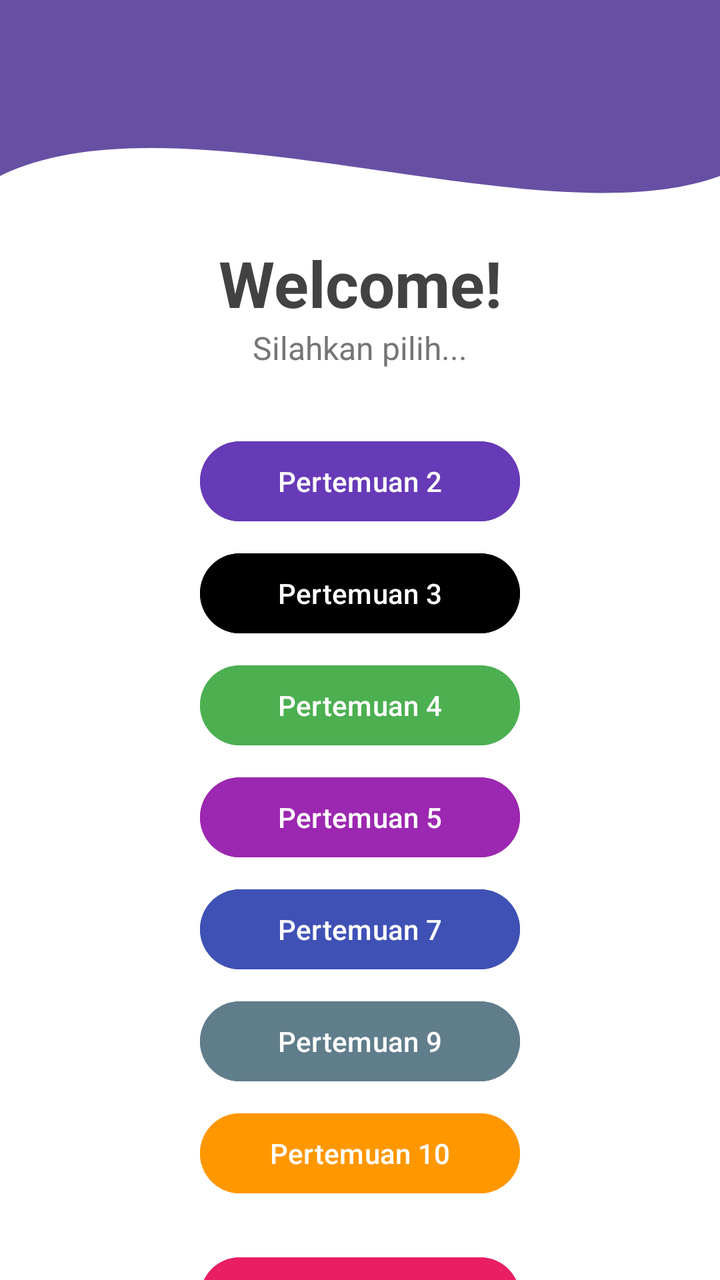
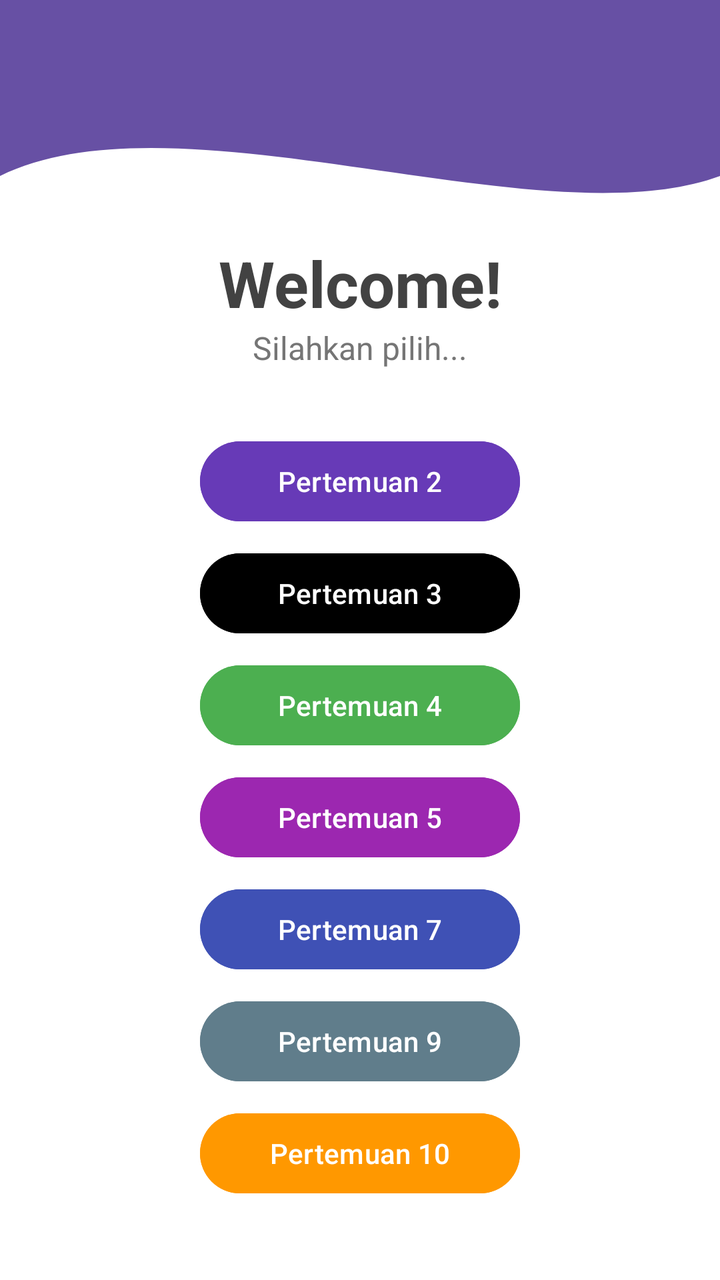

An Android layout rendered at two revisions. The XML below is the earlier revision; the diff shows what the commit changed to produce the second picture.
<!-- AndroidManifest.xml: application theme Theme.SuciApps -->
<!-- res/layout/fragment_home.xml -->
<?xml version="1.0" encoding="utf-8"?>
<androidx.core.widget.NestedScrollView
    xmlns:android="http://schemas.android.com/apk/res/android"
    xmlns:app="http://schemas.android.com/apk/res-auto"
    xmlns:tools="http://schemas.android.com/tools"
    android:layout_width="match_parent"
    android:layout_height="match_parent"
    android:fillViewport="true"
    android:background="@android:color/white">

    <androidx.constraintlayout.widget.ConstraintLayout
        android:layout_width="match_parent"
        android:layout_height="wrap_content"
        tools:context=".Home.HomeFragment">

        <View
            android:id="@+id/background_header"
            android:layout_width="0dp"
            android:layout_height="220dp"
            android:background="@drawable/bg_header_wave"
            app:layout_constraintStart_toStartOf="parent"
            app:layout_constraintEnd_toEndOf="parent"
            app:layout_constraintTop_toTopOf="parent"/>

        <androidx.appcompat.widget.Toolbar
            android:id="@+id/toolbar"
            android:layout_width="match_parent"
            android:layout_height="?attr/actionBarSize"
            android:background="@android:color/transparent"
            app:titleTextColor="@android:color/white"
            app:layout_constraintTop_toTopOf="parent" />

        <TextView
            android:id="@+id/tvWelcome"
            android:layout_width="wrap_content"
            android:layout_height="wrap_content"
            android:layout_marginTop="120dp"
            android:text="Welcome!"
            android:textColor="#424242"
            android:textSize="32sp"
            android:textStyle="bold"
            app:layout_constraintEnd_toEndOf="parent"
            app:layout_constraintStart_toStartOf="parent"
            app:layout_constraintTop_toTopOf="parent" />

        <TextView
            android:id="@+id/tvSubtitle"
            android:layout_width="wrap_content"
            android:layout_height="wrap_content"
            android:text="Silahkan pilih..."
            android:textColor="#757575"
            android:textSize="16sp"
            app:layout_constraintEnd_toEndOf="parent"
            app:layout_constraintStart_toStartOf="parent"
            app:layout_constraintTop_toBottomOf="@id/tvWelcome" />

        <Button
            android:id="@+id/btnToSecond"
            android:layout_width="160dp"
            android:layout_height="wrap_content"
            android:layout_marginTop="32dp"
            android:backgroundTint="#673AB7"
            android:text="Pertemuan 2"
            android:textColor="@android:color/white"
            app:layout_constraintEnd_toEndOf="parent"
            app:layout_constraintStart_toStartOf="parent"
            app:layout_constraintTop_toBottomOf="@id/tvSubtitle" />

        <Button
            android:id="@+id/btnToThird"
            android:layout_width="160dp"
            android:layout_height="wrap_content"
            android:layout_marginTop="8dp"
            android:backgroundTint="@android:color/black"
            android:text="Pertemuan 3"
            android:textColor="@android:color/white"
            app:layout_constraintEnd_toEndOf="parent"
            app:layout_constraintStart_toStartOf="parent"
            app:layout_constraintTop_toBottomOf="@id/btnToSecond" />

        <Button
            android:id="@+id/btnToFourth"
            android:layout_width="160dp"
            android:layout_height="wrap_content"
            android:layout_marginTop="8dp"
            android:backgroundTint="#4CAF50"
            android:text="Pertemuan 4"
            app:layout_constraintEnd_toEndOf="parent"
            app:layout_constraintStart_toStartOf="parent"
            app:layout_constraintTop_toBottomOf="@id/btnToThird" />

        <Button
            android:id="@+id/btnToFifth"
            android:layout_width="160dp"
            android:layout_height="wrap_content"
            android:layout_marginTop="8dp"
            android:backgroundTint="#9C27B0"
            android:text="Pertemuan 5"
            app:layout_constraintEnd_toEndOf="parent"
            app:layout_constraintStart_toStartOf="parent"
            app:layout_constraintTop_toBottomOf="@id/btnToFourth" />

        <Button
            android:id="@+id/btnToSeventh"
            android:layout_width="160dp"
            android:layout_height="wrap_content"
            android:layout_marginTop="8dp"
            android:backgroundTint="#3F51B5"
            android:text="Pertemuan 7"
            app:layout_constraintEnd_toEndOf="parent"
            app:layout_constraintStart_toStartOf="parent"
            app:layout_constraintTop_toBottomOf="@id/btnToFifth" />

        <Button
            android:id="@+id/btnToNinth"
            android:layout_width="160dp"
            android:layout_height="wrap_content"
            android:layout_marginTop="8dp"
            android:backgroundTint="#607D8B"
            android:text="Pertemuan 9"
            app:layout_constraintEnd_toEndOf="parent"
            app:layout_constraintStart_toStartOf="parent"
            app:layout_constraintTop_toBottomOf="@id/btnToSeventh" />

        <Button
            android:id="@+id/btnToTenth"
            android:layout_width="160dp"
            android:layout_height="wrap_content"
            android:layout_marginTop="8dp"
            android:backgroundTint="#FF9800"
            android:text="Pertemuan 10"
            android:textColor="@android:color/white"
            app:layout_constraintEnd_toEndOf="parent"
            app:layout_constraintStart_toStartOf="parent"
            app:layout_constraintTop_toBottomOf="@id/btnToNinth" />

        <Button
            android:id="@+id/btnLogout"
            android:layout_width="160dp"
            android:layout_height="wrap_content"
            android:layout_marginTop="24dp"
            android:layout_marginBottom="32dp"
            android:backgroundTint="#E91E63"
            android:text="Logout"
            app:layout_constraintBottom_toBottomOf="parent"
            app:layout_constraintEnd_toEndOf="parent"
            app:layout_constraintStart_toStartOf="parent"
            app:layout_constraintTop_toBottomOf="@id/btnToTenth" />

    </androidx.constraintlayout.widget.ConstraintLayout>
</androidx.core.widget.NestedScrollView>
<!-- resources referenced by this layout -->
<resources>
  <!-- drawable bg_header_wave (drawable) -->
  <vector xmlns:android="http://schemas.android.com/apk/res/android"
      android:width="100dp"
      android:height="100dp"
      android:viewportWidth="100"
      android:viewportHeight="100">
  
      <path
          android:fillColor="?attr/colorPrimary"
          android:pathData="
              M0,0
              L100,0
              L100,40
              C 75,55
                25,20
                0,40
              Z" />
  </vector>
  <style name="Theme.SuciApps" parent="Base.Theme.SuciApps" />
  <style name="Base.Theme.SuciApps" parent="Theme.Material3.DayNight.NoActionBar">
  
  
  
      </style>
</resources>

<!-- the commit's change to res/layout/fragment_home.xml (unified diff, before → after) -->
@@ -134,18 +134,43 @@
             app:layout_constraintStart_toStartOf="parent"
             app:layout_constraintTop_toBottomOf="@id/btnToNinth" />
 
+        <TextView
+            android:id="@+id/tvCatFact"
+            android:layout_width="0dp"
+            android:layout_height="wrap_content"
+            android:layout_marginTop="40dp"
+            android:paddingHorizontal="24dp"
+            android:gravity="center"
+            android:text="Loading cat fact..."
+            android:textAlignment="center"
+            android:textColor="#333333"
+            android:textSize="18sp"
+            app:layout_constraintEnd_toEndOf="parent"
+            app:layout_constraintStart_toStartOf="parent"
+            app:layout_constraintTop_toBottomOf="@+id/btnToTenth" />
+
+        <Button
+            android:id="@+id/btnRefresh"
+            android:layout_width="wrap_content"
+            android:layout_height="wrap_content"
+            android:layout_marginTop="12dp"
+            android:text="Refresh"
+            app:layout_constraintEnd_toEndOf="parent"
+            app:layout_constraintStart_toStartOf="parent"
+            app:layout_constraintTop_toBottomOf="@+id/tvCatFact" />
+
         <Button
             android:id="@+id/btnLogout"
             android:layout_width="160dp"
             android:layout_height="wrap_content"
-            android:layout_marginTop="24dp"
+            android:layout_marginTop="48dp"
             android:layout_marginBottom="32dp"
             android:backgroundTint="#E91E63"
             android:text="Logout"
             app:layout_constraintBottom_toBottomOf="parent"
             app:layout_constraintEnd_toEndOf="parent"
             app:layout_constraintStart_toStartOf="parent"
-            app:layout_constraintTop_toBottomOf="@id/btnToTenth" />
+            app:layout_constraintTop_toBottomOf="@id/btnRefresh" />
 
     </androidx.constraintlayout.widget.ConstraintLayout>
 </androidx.core.widget.NestedScrollView>
